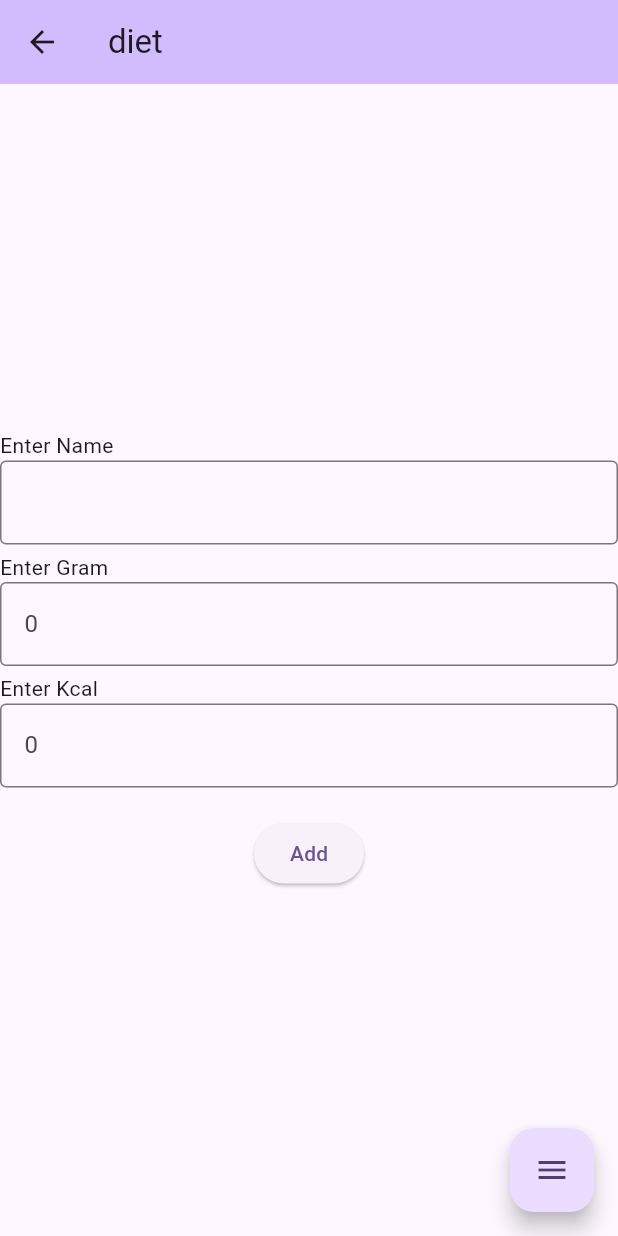
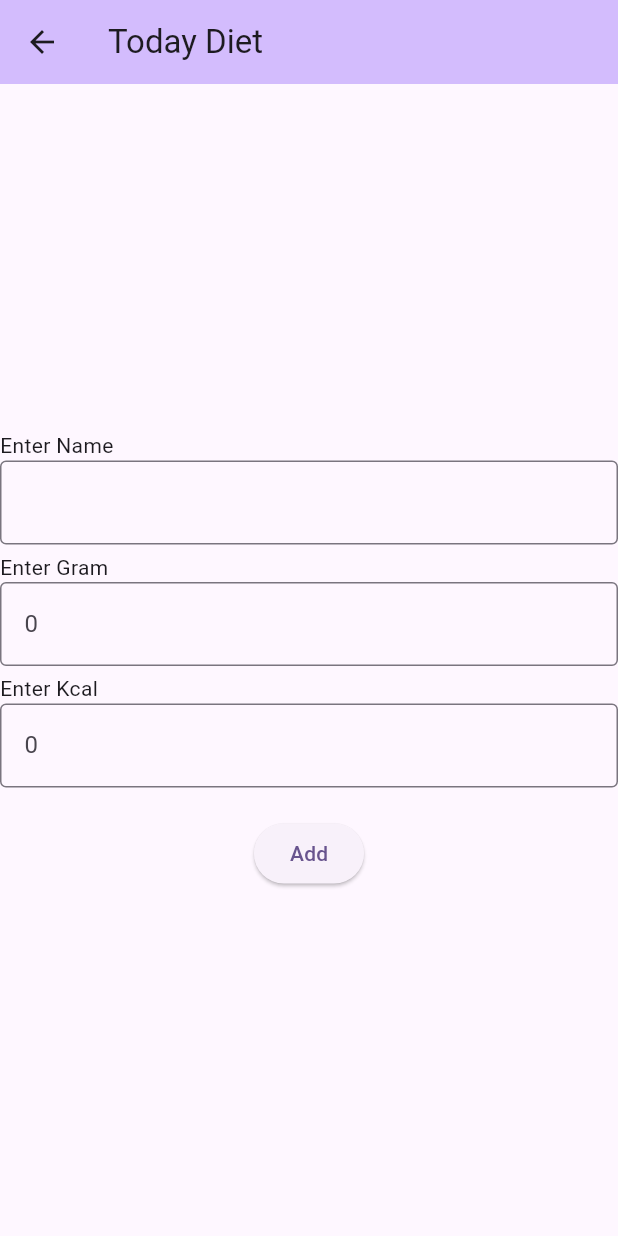
Before and after one commit to imyhnam0/health_project, a Flutter app: the DietMenu screen opened directly, after a tap on "오늘 식단", on a phone screen of 412 x 824 dp. Run offline on Flutter 3.47's test engine with Material 3 defaults, Android fonts, the phone set to English and light mode, and no system bars.

Commit message:
added new features

```diff
--- a/lib/diet.dart
+++ b/lib/diet.dart
@@ -11,122 +11,94 @@ class DietMenu extends StatefulWidget{
 }
 
 class _DietMenuState extends State<DietMenu> {
-  var selectedIndex = 0;
-  final title = 'diet';
+  TodayDiet diet = TodayDiet();
 
   @override
   Widget build(BuildContext context) {
 
-    Widget repeatedButton(BuildContext context, int pageNum, String name) {
-      return ElevatedButton(
+    return Scaffold(
+      appBar: AppBar(
+        backgroundColor: Theme.of(context).colorScheme.inversePrimary,
+        title: const Text('diet'),
+      ),
+      body: Center(
+        child: Column(
+          mainAxisAlignment: MainAxisAlignment.center,
+          children: <Widget>[
+            ElevatedButton(
               style: ElevatedButton.styleFrom(
                 shape: RoundedRectangleBorder(
                   borderRadius: BorderRadius.circular(0),
                 ),
                 fixedSize: const Size(300, 100),
               ),
-        child: Text(name,
-          style: const TextStyle(fontSize: 18),
-        ),
+              child: const Text('오늘 식단', style: TextStyle(fontSize: 18)),
               onPressed: () {
-          setState(() {
-            selectedIndex = pageNum;
+                setState(() async {
+                  diet = await Navigator.push(
+                    context,
+                    MaterialPageRoute(builder: (context) => TodayMenu(diet: diet))
+                  );
                 });
               },
+            ),
+            const SizedBox(height: 80),
+            ElevatedButton(
+              style: ElevatedButton.styleFrom(
+                shape: RoundedRectangleBorder(
+                  borderRadius: BorderRadius.circular(0),
+                ),
+                fixedSize: const Size(300, 100),
+              ),
+              child: const Text('즐겨찾기', style: TextStyle(fontSize: 18)),
+              onPressed: () {
+                setState(() async {
+                  await Navigator.push(
+                    context,
+                    MaterialPageRoute(builder: (context) => History(diet: diet))
                   );
-    }
-
-    Function(BuildContext) page;
-    Function(BuildContext) floatButton;
-    switch(selectedIndex) {
-      case 0:
-        page = (context) => Center(
-          child: Column(
-            mainAxisAlignment: MainAxisAlignment.center,
-            children: <Widget>[
-              repeatedButton(context, 1, '오늘 식단'),
-              const SizedBox(height: 80),
-              repeatedButton(context, 2, '즐겨찾기'),
-              const SizedBox(height: 80),
-              repeatedButton(context, 3, '달력'),
+                });
+              },
+            ),
           ],
         ),
-        );
-        floatButton = (context) => FloatingActionButton(
-          onPressed: () {Navigator.pop(context);},
-          tooltip: 'Home Menu',
-          child: const Icon(Icons.home)
-        );
-        break;
-      case 1:
-        page = (context) => const TodayMenu();
-        floatButton = (context) => FloatingActionButton(
-          onPressed: () {
-            setState(() {
-              selectedIndex = 0;
-            });
-          },
-          tooltip: 'Diet Menu',
-          child: const Icon(Icons.menu)
-        );
-      case 2:
-        page = (context) => const History();
-        floatButton = (context) => FloatingActionButton(
-          onPressed: () {
-            setState(() {
-              selectedIndex = 0;
-            });
-          },
-          tooltip: 'Diet Menu',
-          child: const Icon(Icons.menu)
-        );
-      case 3:
-        page = (context) => const Calandar();
-        floatButton = (context) => FloatingActionButton(
-          onPressed: () {
-            setState(() {
-              selectedIndex = 0;
-            });
-          },
-          tooltip: 'Diet Menu',
-          child: const Icon(Icons.menu)
-        );
-        break;
-      default:
-        throw UnimplementedError('no widget for $selectedIndex');
-    }
-
-    return ChangeNotifierProvider(
-      create: (context) => TodayDiet(),
-      child: Scaffold(
-        appBar: AppBar(
-          backgroundColor: Theme.of(context).colorScheme.inversePrimary,
-          title: Text(title),
       ),
-        body: page(context),
-        floatingActionButton: floatButton(context)
-      )
     );
   }
 }
 
 class TodayMenu extends StatefulWidget {
-  const TodayMenu({super.key});
+  final TodayDiet diet;
+  const TodayMenu({super.key, required this.diet});
 
   @override
   State<TodayMenu> createState() => _TodayMenuState();
 }
 
 class _TodayMenuState extends State<TodayMenu> {
+  _TodayMenuState();
+
   final nameCtrl = TextEditingController();
   final gramCtrl = TextEditingController();
   final kcalCtrl = TextEditingController();
 
   @override
   Widget build(BuildContext context) {
-    var meals = context.watch<TodayDiet>();
+    var diet = widget.diet;
 
-    return Center(
+    return Scaffold(
+      appBar: AppBar(
+        backgroundColor: Theme.of(context).colorScheme.inversePrimary,
+        title: const Text('Today Diet'),
+        leading: BackButton(
+                  onPressed: () {
+                    setState(() {
+                      Navigator.pop(context, diet);
+                    });
+                  },
+                )
+      ),
+      body: Center(
         child: Column(
           mainAxisAlignment: MainAxisAlignment.center,
           children: <Widget>[
@@ -202,12 +174,12 @@ class _TodayMenuState extends State<TodayMenu> {
                         ],
                       );
                     },
-                );
+                  ) ?? false;
                   if(!result) return;
                 }
-              meals.addInfo(
+                diet.addInfo(
                   Meal(
-                  gramCtrl.text,
+                    nameCtrl.text,
                     int.parse(gramCtrl.text.isEmpty ? '0' : gramCtrl.text),
                     int.parse(kcalCtrl.text.isEmpty ? '0' : kcalCtrl.text)
                   )
@@ -217,24 +189,80 @@ class _TodayMenuState extends State<TodayMenu> {
             ),
           ],
         )
+      ),
     );
   }
 }
 
 // 다음 페이지의 sample code에 따라 수정할 것
-// https://api.flutter.dev/flutter/widgets/ListView-class.html
+//https://api.flutter.dev/flutter/widgets/ListView-class.html
 class History extends StatefulWidget {
-  const History({super.key});
+  final TodayDiet diet;
+
+  const History({super.key, required this.diet});
 
   @override
   State<History> createState() => _HistoryState();
 }
 
 class _HistoryState extends State<History> {
+  bool isSelectionMode = false;
+  late List<bool> _selected;
+
+  _HistoryState();
+
   @override
   Widget build(BuildContext context) {
-    final meals = context.watch<TodayDiet>();
-    return Placeholder();
+    TodayDiet diet = widget.diet;
+    _selected = List<bool>.generate(diet.meals.length, (_) => false);
+    return Scaffold(
+      appBar: AppBar(
+        backgroundColor: Theme.of(context).colorScheme.inversePrimary,
+        title: const Text('history'),
+        leading: isSelectionMode
+                ? IconButton(
+                    icon: const Icon(Icons.close),
+                    onPressed: () {
+                      setState(() {
+                        isSelectionMode = false;
+                      });
+                    },
+                  )
+                : BackButton(
+                  onPressed: () {
+                    setState(() {
+                      Navigator.pop(context);
+                    });
+                  },
+                )
+      ),
+
+      body: ListView.builder(
+        itemCount: diet.meals.length,
+        itemBuilder:(context, index) => ListTile(
+          onTap: () {},
+          title: Container(
+            height: 50,
+            decoration: BoxDecoration(
+              borderRadius: const BorderRadius.all(Radius.circular(5)),
+              color: Theme.of(context).colorScheme.inversePrimary,
+            ),
+            child: Row(
+              mainAxisAlignment: MainAxisAlignment.spaceBetween,
+              children: <Widget>[
+                Spacer(),
+                Text(diet.meals[index].name),
+                Spacer(),
+                Text(diet.meals[index].grams.toString()),
+                Spacer(),
+                Text(diet.meals[index].kcal.toString()),
+                Spacer(),
+              ],
+            ),
+          ),
+        ),
+      ),
+    );
   }
 }
 
--- a/lib/today.dart
+++ b/lib/today.dart
@@ -1,5 +1,3 @@
-import 'package:flutter/material.dart';
-
 class Meal {
   String name;
   int grams;
@@ -8,7 +6,7 @@ class Meal {
   Meal(this.name, this.grams, this.kcal);
 }
 
-class TodayDiet extends ChangeNotifier {
+class TodayDiet{
   var kcal = 0;
   var grams = 0;
   var meals = <Meal>[];
```
Lines whose indentation alone changed are shown as unchanged.
